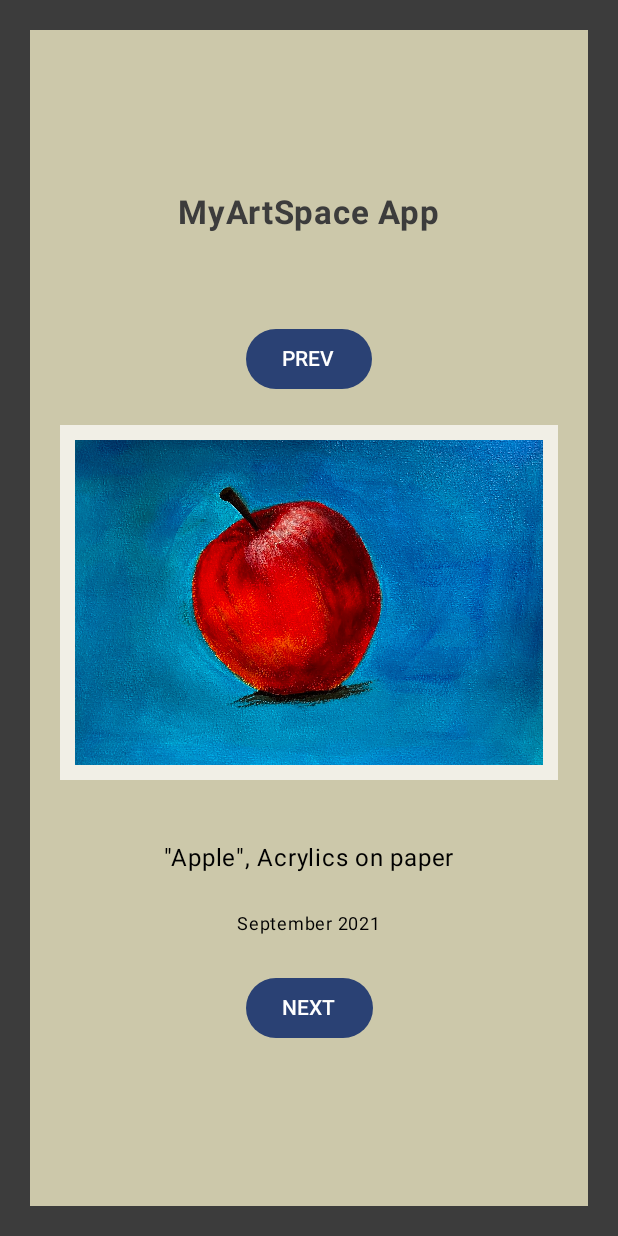
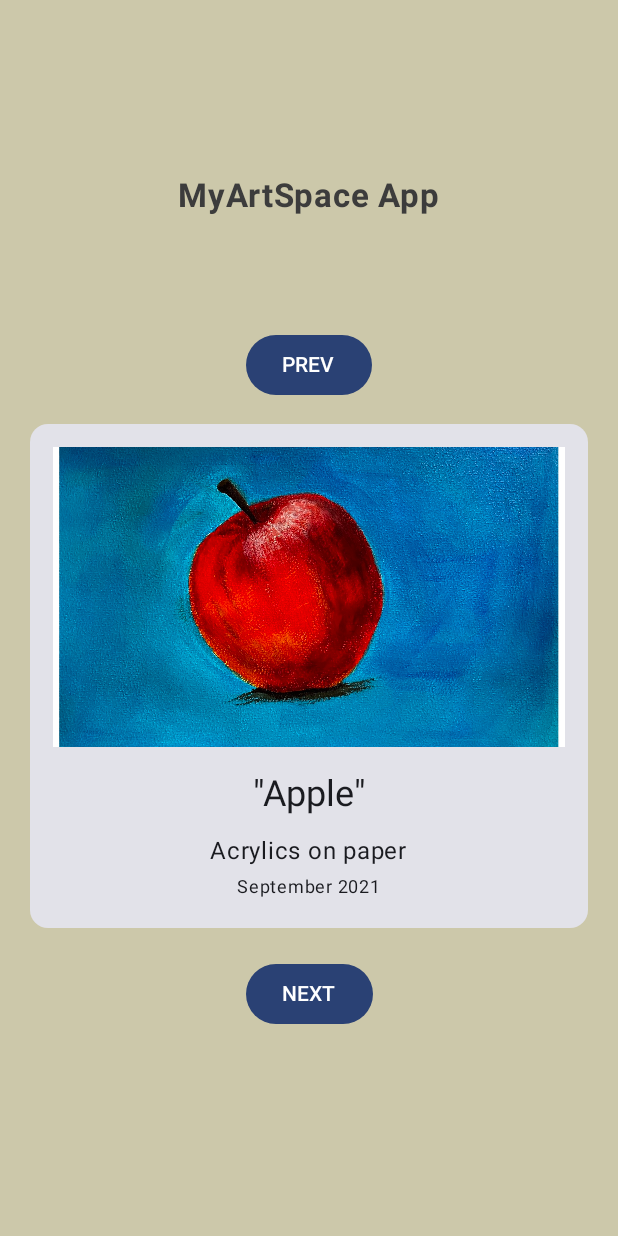
Before and after one commit to WiMaW/MyArtSpaceApp, an Android app built with Jetpack Compose: the screen it shows after launch (MainActivity), on a phone screen of 412 x 824 dp. Run offline under Robolectric (Android 15) with nearby library versions, the phone set to English and light mode, and no system bars.

Commit message:
Seperate file with art class added - Art.kt Seperate class with art list added - Datasource.kt Variable method in class art. Card composable in fun ArtAndDescriptionDisplay.

```diff
--- a/app/src/main/java/com/example/myartspaceapp/MainActivity.kt
+++ b/app/src/main/java/com/example/myartspaceapp/MainActivity.kt
@@ -12,10 +12,15 @@ import androidx.compose.foundation.layout.Arrangement
 import androidx.compose.foundation.layout.Column
 import androidx.compose.foundation.layout.fillMaxSize
 import androidx.compose.foundation.layout.fillMaxWidth
+import androidx.compose.foundation.layout.height
 import androidx.compose.foundation.layout.padding
+import androidx.compose.foundation.lazy.LazyColumn
 import androidx.compose.foundation.rememberScrollState
 import androidx.compose.foundation.verticalScroll
 import androidx.compose.material3.Button
+import androidx.compose.material3.Card
+import androidx.compose.material3.CardColors
+import androidx.compose.material3.CardDefaults
 import androidx.compose.material3.MaterialTheme
 import androidx.compose.material3.Surface
 import androidx.compose.material3.Text
@@ -31,6 +36,7 @@ import androidx.compose.ui.Modifier
 import androidx.compose.ui.graphics.Color
 import androidx.compose.ui.graphics.RectangleShape
 import androidx.compose.ui.graphics.painter.Painter
+import androidx.compose.ui.layout.ContentScale
 import androidx.compose.ui.modifier.modifierLocalConsumer
 import androidx.compose.ui.platform.InspectableModifier
 import androidx.compose.ui.res.painterResource
@@ -40,6 +46,8 @@ import androidx.compose.ui.tooling.preview.Preview
 import androidx.compose.ui.unit.Dp
 import androidx.compose.ui.unit.dp
 import androidx.compose.ui.unit.sp
+import com.example.myartspaceapp.data.Datasource
+import com.example.myartspaceapp.model.Art
 import com.example.myartspaceapp.ui.theme.MyArtSpaceAppTheme
 import org.intellij.lang.annotations.JdkConstants.HorizontalAlignment
 
@@ -58,7 +66,7 @@ class MainActivity : ComponentActivity() {
                 Surface(
                     modifier = Modifier
                         .fillMaxSize(),
-                    color = Color(60, 60, 60)
+                    color = Color(204, 200, 170)
                 ) {
                     ComposeArtApp()
                 }
@@ -91,6 +99,7 @@ Column (
         color = Color(60, 60, 60)
     )
     Button(
+        modifier = modifier.padding(15.dp),
         onClick = {
             if(click > 0) {
                 click--
@@ -101,8 +110,11 @@ Column (
     {
         Text(text = "PREV")
     }
-    ArtAndDescriptionDisplay(click = click)
+
+    ArtAndDescriptionDisplay(click = click, artList = Datasource().LoadArt())
+
     Button(
+        modifier = modifier.padding(20.dp),
         onClick = {
             if (click < 7) {
             click++
@@ -116,93 +128,61 @@ Column (
 }
 }
 
+//@Composable
+//fun ArtList(artList: List<Art>, modifier: Modifier = Modifier) {
+//    LazyColumn(modifier = modifier) {
+//        items(artList) { art ->
+//            ArtAndDescriptionDisplay (
+//                art = art,
+//                modifier = modifier.padding(8.dp)
+//            )
+//
+//        }
+//    }
+//}
+
 @Composable
 fun ArtAndDescriptionDisplay (
     modifier: Modifier = Modifier,
+    artList: List<Art>,
     click: Int
 ) {
-    val art1 =
-        ArtAndDescription(
-            art = painterResource(R.drawable.apple),
-            contentDescription = "null",
-            artDescription = stringResource(R.string.apple),
-            date = stringResource(R.string.apple_date)
+    Card (modifier = modifier) {
+        Column (
+            modifier = modifier,
+            horizontalAlignment = Alignment.CenterHorizontally,
+            verticalArrangement = Arrangement.Center
+            ){
+            Image(
+                painter = painterResource(artList[click].art),
+                contentDescription = stringResource(artList[click].contentDescription),
+                modifier = Modifier
+                    .padding(15.dp)
+                    .fillMaxWidth()
+                    .height(200.dp),
+                contentScale = ContentScale.Crop
             )
-    val art2 =
-        ArtAndDescription(
-            art = painterResource(R.drawable.ceramics),
-            contentDescription = "null",
-            artDescription = stringResource(R.string.ceramics),
-            date = stringResource(R.string.ceramics_date)
-        )
-    val art3 =
-        ArtAndDescription(
-            art = painterResource(R.drawable.coffepot_box),
-            contentDescription = "null",
-            artDescription = stringResource(R.string.coffeepot_and_box),
-            date = stringResource(R.string.coffeepot_and_box_date)
-        )
-    val art4 =
-        ArtAndDescription(
-            art = painterResource(R.drawable.lake),
-            contentDescription = "null",
-            artDescription = stringResource(R.string.lake),
-            date = stringResource(R.string.lake_date)
-        )
-    val art5 =
-        ArtAndDescription(
-            art = painterResource(R.drawable.leaves),
-            contentDescription = "null",
-            artDescription = stringResource(R.string.leaves),
-            date = stringResource(R.string.leaves_date)
-        )
-    val art6 =
-        ArtAndDescription(
-            art = painterResource(R.drawable.starry_night),
-            contentDescription = "null",
-            artDescription = stringResource(R.string.starry_night),
-            date = stringResource(R.string.starry_night_date)
-        )
-    val art7 =
-        ArtAndDescription(
-            art = painterResource(R.drawable.tomato),
-            contentDescription = "null",
-            artDescription = stringResource(R.string.tomato),
-            date = stringResource(R.string.tomato_date)
-        )
-    val art8 =
-        ArtAndDescription(
-            art = painterResource(R.drawable.vegetables),
-            contentDescription = "null",
-            artDescription = stringResource(R.string.vegetables),
-            date = stringResource(R.string.vegetables_date)
-        )
-
-    var imageArtAndDescription = mutableListOf<ArtAndDescription>(
-        art1, art2, art3, art4, art5, art6, art7, art8
-    )
-
-    var imageArtAndDescriptionSize: Int = imageArtAndDescription.size
-
-    Image(
-        painter = imageArtAndDescription[click].art,
-        contentDescription = imageArtAndDescription[click].contentDescription,
-        modifier = Modifier.padding(20.dp)
-            .border(
-                width = Dp(10.0F),
-                color = Color(241, 239, 230),
-                shape = RectangleShape)
+            Column (
+                modifier = modifier,
+                horizontalAlignment = Alignment.CenterHorizontally,
+                verticalArrangement = Arrangement.Top){
+                Text(
+                    modifier = Modifier.padding(bottom = 10.dp),
+                    text = stringResource(artList[click].artDescription),
+                    style = MaterialTheme.typography.headlineSmall
                 )
                 Text(
-        modifier = Modifier.padding(20.dp),
-        text = imageArtAndDescription[click].artDescription,
+                    modifier = Modifier.padding(bottom = 0.dp),
+                    text = stringResource(artList[click].method),
                 )
                 Text(
-        modifier = Modifier.padding(bottom = 20.dp),
-        text = imageArtAndDescription[click].date,
+                    modifier = Modifier.padding(bottom = 15.dp),
+                    text = stringResource(artList[click].date),
                     fontSize = 12.sp
                 )
-
+            }
+        }
+    }
 }
 
 @Composable
--- /dev/null
+++ b/app/src/main/java/com/example/myartspaceapp/data/Datasource.kt
@@ -0,0 +1,17 @@
+package com.example.myartspaceapp.data
+
+import com.example.myartspaceapp.R
+import com.example.myartspaceapp.model.Art
+class Datasource {
+    fun LoadArt(): List<Art> {
+        return listOf<Art>(
+            Art(R.drawable.apple, R.string.apple, R.string.apple, R.string.apple_method, R.string.apple_date),
+            Art(R.drawable.ceramics, R.string.ceramics, R.string.ceramics, R.string.ceramics_method, R.string.ceramics_date),
+            Art(R.drawable.coffepot_box, R.string.coffeepot_and_box, R.string.coffeepot_and_box, R.string.coffeepot_and_box_method, R.string.coffeepot_and_box_date),
+            Art(R.drawable.lake, R.string.lake, R.string.lake, R.string.lake_method, R.string.lake_date),
+            Art(R.drawable.leaves, R.string.leaves, R.string.leaves, R.string.leaves_method, R.string.leaves_date),
+            Art(R.drawable.starry_night, R.string.starry_night, R.string.starry_night, R.string.starry_night_method, R.string.starry_night_date),
+            Art(R.drawable.tomato, R.string.tomato, R.string.tomato, R.string.tomato_method, R.string.tomato_date),
+            Art(R.drawable.vegetables, R.string.vegetables, R.string.vegetables, R.string.vegetables_method, R.string.vegetables_date))
+    }
+}
--- /dev/null
+++ b/app/src/main/java/com/example/myartspaceapp/model/Art.kt
@@ -0,0 +1,12 @@
+package com.example.myartspaceapp.model
+
+import androidx.annotation.DrawableRes
+import androidx.annotation.StringRes
+
+class Art (
+    @DrawableRes val art: Int,
+    @StringRes val contentDescription: Int,
+    @StringRes val artDescription: Int,
+    @StringRes val method: Int,
+    @StringRes val date: Int
+)
--- a/app/src/main/res/values/strings.xml
+++ b/app/src/main/res/values/strings.xml
@@ -1,14 +1,23 @@
 <resources>
     <string name="app_name">MyArtSpace App</string>
 
-    <string name="apple">\"Apple\", Acrylics on paper</string>
-    <string name="ceramics">\"Ceramics\", Acrylics on paper</string>
-    <string name="coffeepot_and_box">\"Coffee pot and box\", Gouache on paper</string>
-    <string name="lake">\"Lake\", Acrylics on paper</string>
-    <string name="leaves">\"Leaves\", Gouache on paper</string>
-    <string name="starry_night">\"Starry night\", Watercolors on paper</string>
-    <string name="tomato">\"Tomato\", Gouache on paper</string>
-    <string name="vegetables">\"Vegetables\", Gouache on paper</string>
+    <string name="apple">\"Apple\"</string>
+    <string name="ceramics">\"Ceramics\"</string>
+    <string name="coffeepot_and_box">\"Coffee pot and box\"</string>
+    <string name="lake">\"Lake\"</string>
+    <string name="leaves">\"Leaves\"</string>
+    <string name="starry_night">\"Starry night\"</string>
+    <string name="tomato">\"Tomato\"</string>
+    <string name="vegetables">\"Vegetables\"</string>
+
+    <string name="apple_method">Acrylics on paper</string>
+    <string name="ceramics_method">Acrylics on paper</string>
+    <string name="coffeepot_and_box_method">Gouache on paper</string>
+    <string name="lake_method">Acrylics on paper</string>
+    <string name="leaves_method">Gouache on paper</string>
+    <string name="starry_night_method">Watercolors on paper</string>
+    <string name="tomato_method">Gouache on paper</string>
+    <string name="vegetables_method">Gouache on paper</string>
 
     <string name="apple_date">September 2021</string>
     <string name="ceramics_date">October 2021</string>
```
Lines whose indentation alone changed are shown as unchanged.
